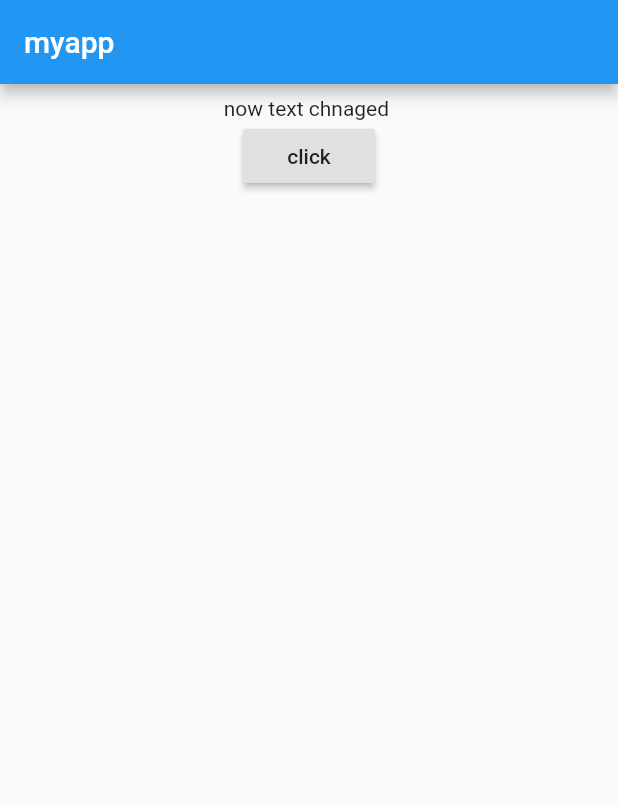
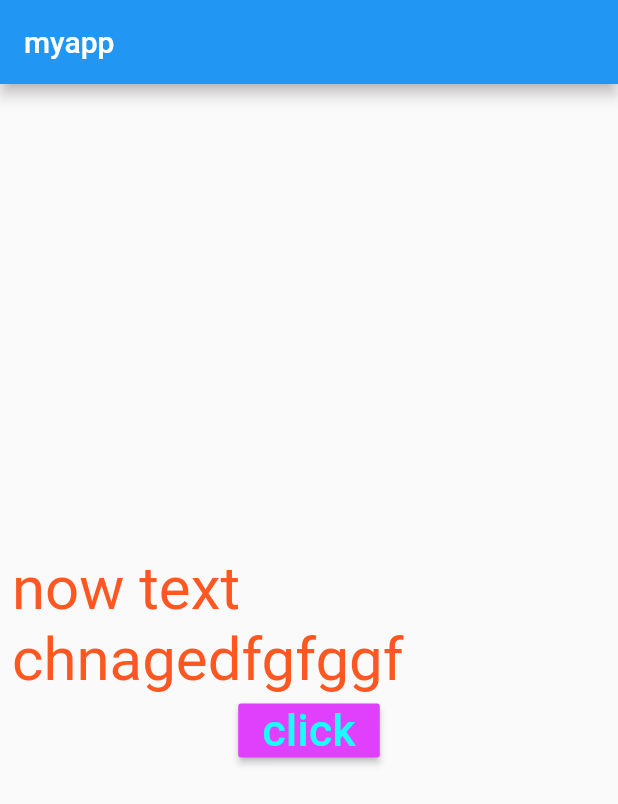
Before and after one commit to akshayyadav76/my_project_fiest, a Flutter app: the screen it shows after launch, after a tap on "click", on a phone screen of 412 x 824 dp. Shown: the top 804 px of the screen. Run offline on Flutter 3.47's test engine with Material 2 defaults, Android fonts, the phone set to English and light mode, and no system bars.

Commit message:
set text and button with on click.....

```diff
--- a/lib/main.dart
+++ b/lib/main.dart
@@ -31,8 +31,12 @@ class _HomePageState extends State<HomePage> {
 
   void _changedtext(){
 setState(() {
-  mytext ="now text chnaged ";
-
+  if(mytext.startsWith("n"))
+    {
+      mytext ="change to this new ";
+    }else {
+    mytext = "now text chnagedfgfggf  ";
+  }
 });
   }
 
@@ -41,10 +45,18 @@ setState(() {
       padding: const EdgeInsets.all(8.0),
       child: new Center(
         child: new Column(
+          mainAxisAlignment: MainAxisAlignment.center,
           children: <Widget>[
-            new Text(mytext),
-            new RaisedButton(child: new Text("click"),
+            new Text(mytext, style: new TextStyle(
+              color: Colors.deepOrange,
+              fontSize: 40.0,
+            ),),
+            new RaisedButton(child: new Text("click" , style: new TextStyle(
+              color: Colors.cyanAccent,
+              fontSize: 30.0,
+            )),
               onPressed: _changedtext,
+              color: Colors.purpleAccent,
             )
           ],
         ),
```
